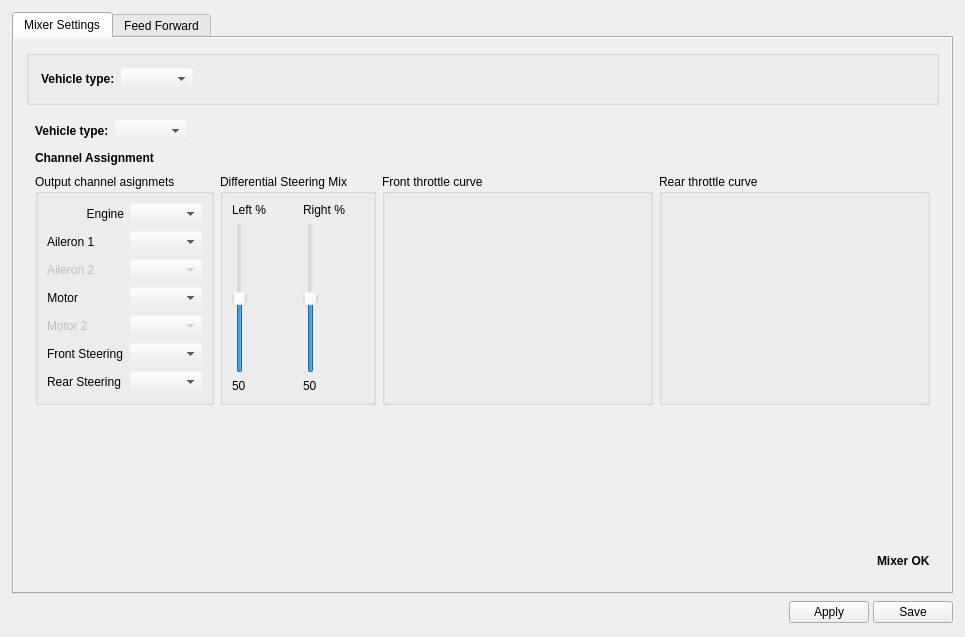
Before: the Qt Designer form ground/openpilotgcs/src/plugins/config/airframe.ui in openpilot/OpenPilot, drawn with Qt 5.
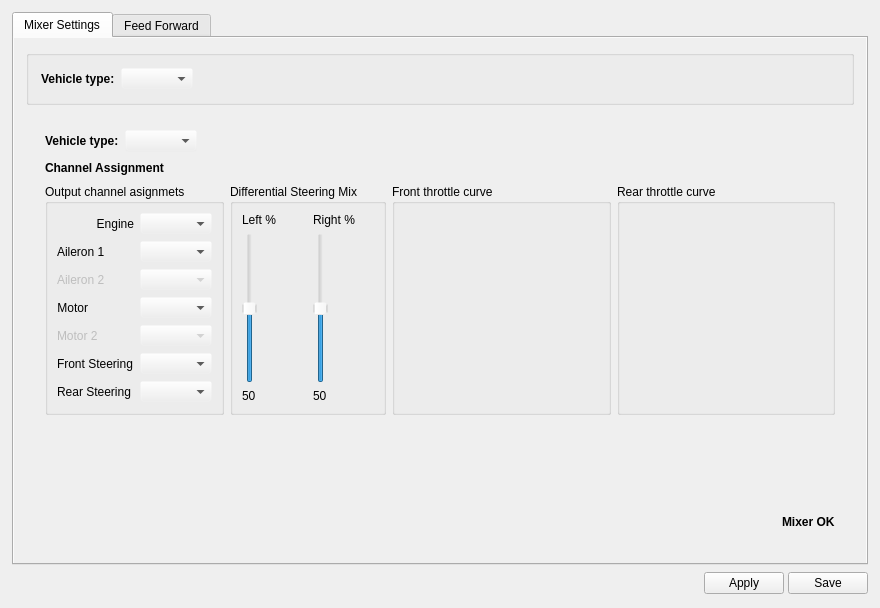
After: the same form once the commit is applied. The open tabs and pages were chosen to show the change. Icons and pictures are not drawn. Custom widgets are drawn as their Qt base class.

Commit message: temp fix for the sizing of the multi page that will allow folks on tiny screens to have a uavo browser if they want

```diff
--- a/ground/openpilotgcs/src/plugins/config/airframe.ui
+++ b/ground/openpilotgcs/src/plugins/config/airframe.ui
@@ -6,8 +6,8 @@
    <rect>
     <x>0</x>
     <y>0</y>
-    <width>965</width>
-    <height>637</height>
+    <width>880</width>
+    <height>608</height>
    </rect>
   </property>
   <property name="windowTitle">
@@ -128,8 +128,8 @@
            <rect>
             <x>0</x>
             <y>0</y>
-            <width>935</width>
-            <height>537</height>
+            <width>850</width>
+            <height>508</height>
            </rect>
           </property>
           <layout class="QVBoxLayout" name="verticalLayout">
@@ -1544,7 +1544,22 @@
               <property name="autoFillBackground">
                <bool>false</bool>
               </property>
-              <layout class="QVBoxLayout" name="verticalLayout_31" stretch="0">
+              <layout class="QVBoxLayout" name="verticalLayout_4">
+               <item>
+                <widget class="QScrollArea" name="scrollArea_3">
+                 <property name="widgetResizable">
+                  <bool>true</bool>
+                 </property>
+                 <widget class="QWidget" name="scrollAreaWidgetContents_3">
+                  <property name="geometry">
+                   <rect>
+                    <x>0</x>
+                    <y>0</y>
+                    <width>800</width>
+                    <height>386</height>
+                   </rect>
+                  </property>
+                  <layout class="QVBoxLayout" name="verticalLayout_11">
                <item>
                 <layout class="QVBoxLayout" name="verticalLayout_61">
                  <item>
@@ -2028,6 +2043,10 @@
                </item>
               </layout>
              </widget>
+                </widget>
+               </item>
+              </layout>
+             </widget>
              <widget class="QWidget" name="custom">
               <layout class="QHBoxLayout" name="horizontalLayout_15">
                <item>
```
Left out of the diff: 6 changed lines with no effect on the pictures. Lines whose indentation alone changed are shown as unchanged.
